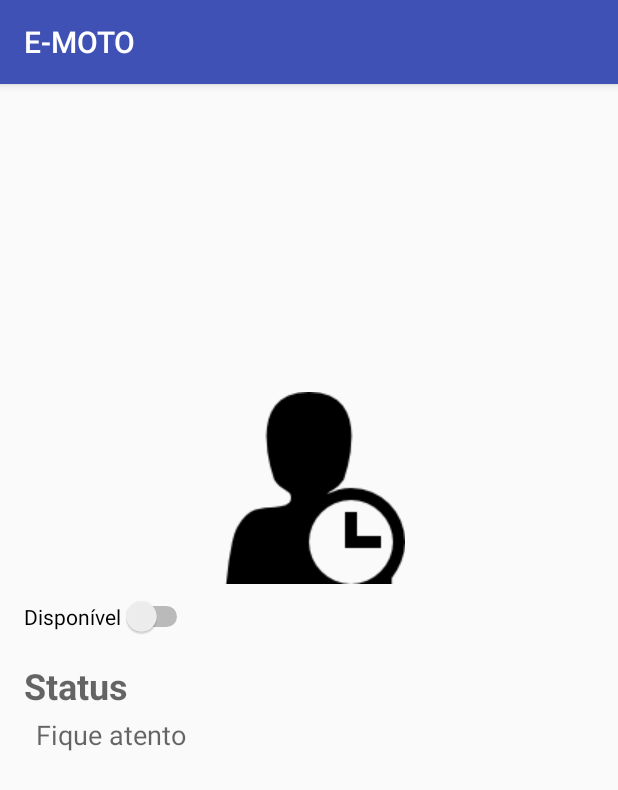
After one commit to HerculesGit/EMOTO, an Android app: the Status screen opened directly, with no data from a screen before it, on a phone screen of 412 x 824 dp. The commit adds this screen. Shown: the top 790 px of the screen. Run offline under Robolectric (Android 15) with nearby library versions, the phone set to English and light mode, and no system bars.

Commit message:
Tela e .class Criação do Veiculo.java

```diff
--- a/app/src/main/AndroidManifest.xml
+++ b/app/src/main/AndroidManifest.xml
@@ -21,7 +21,8 @@
         <activity android:name=".Encomenda" />
         <activity android:name=".ConfiguracaoViagem" />
         <activity android:name=".ConfirmacaoPiloto" />
-        <activity android:name=".CadastroTaxi"></activity>
+        <activity android:name=".CadastroTaxi" />
+        <activity android:name=".Status"></activity>
     </application>
 
 </manifest>
--- /dev/null
+++ b/app/src/main/java/com/dominandoandroid/example/hercules/e_moto/Status.java
@@ -0,0 +1,37 @@
+package com.dominandoandroid.example.hercules.e_moto;
+
+import android.support.v7.app.AppCompatActivity;
+import android.os.Bundle;
+import android.widget.CompoundButton;
+import android.widget.Switch;
+import android.widget.Toast;
+
+public class Status extends AppCompatActivity {
+
+    private Switch buttonSwitch;
+    @Override
+    protected void onCreate(Bundle savedInstanceState) {
+        super.onCreate(savedInstanceState);
+        setContentView(R.layout.activity_status);
+
+        buttonSwitch = findViewById(R.id.switchDisponivel);
+
+
+        buttonSwitch.setOnCheckedChangeListener(
+                new CompoundButton.OnCheckedChangeListener() {
+                    @Override
+                    public void onCheckedChanged(CompoundButton compoundButton, boolean b) {
+
+                        if (compoundButton.isChecked()){
+                            Toast.makeText(getApplicationContext(),"Disponivel",Toast.LENGTH_LONG).show();
+
+                        } else {
+                            Toast.makeText(getApplicationContext(),"Indisponivel",Toast.LENGTH_LONG).show();
+                        }
+
+                    }
+                }
+        );
+
+    }
+}
--- /dev/null
+++ b/app/src/main/res/layout/activity_status.xml
@@ -0,0 +1,67 @@
+<?xml version="1.0" encoding="utf-8"?>
+<android.support.constraint.ConstraintLayout xmlns:android="http://schemas.android.com/apk/res/android"
+    xmlns:app="http://schemas.android.com/apk/res-auto"
+    xmlns:tools="http://schemas.android.com/tools"
+    android:layout_width="match_parent"
+    android:layout_height="match_parent"
+    tools:context=".Status">
+
+    <Switch
+        android:id="@+id/switchDisponivel"
+        android:layout_width="wrap_content"
+        android:layout_height="wrap_content"
+        android:layout_marginLeft="16dp"
+        android:layout_marginStart="16dp"
+        android:layout_marginTop="8dp"
+        android:text="Disponível"
+        app:layout_constraintStart_toStartOf="parent"
+        app:layout_constraintTop_toBottomOf="@+id/imageView2" />
+
+    <ImageView
+        android:id="@+id/imageView2"
+        android:layout_width="wrap_content"
+        android:layout_height="wrap_content"
+        android:layout_marginBottom="8dp"
+        android:layout_marginEnd="8dp"
+        android:layout_marginLeft="8dp"
+        android:layout_marginRight="8dp"
+        android:layout_marginStart="8dp"
+        android:layout_marginTop="8dp"
+        app:layout_constraintBottom_toBottomOf="parent"
+        app:layout_constraintEnd_toEndOf="parent"
+
+        app:layout_constraintStart_toStartOf="parent"
+        app:layout_constraintTop_toTopOf="parent"
+        app:layout_constraintVertical_bias="0.316"
+        app:srcCompat="@drawable/user_and_clock" />
+
+    <TextView
+        android:id="@+id/textStatus"
+        android:layout_width="match_parent"
+        android:layout_height="wrap_content"
+        android:layout_marginEnd="16dp"
+        android:layout_marginLeft="24dp"
+        android:layout_marginRight="16dp"
+        android:layout_marginStart="24dp"
+        android:layout_marginTop="4dp"
+        android:text="Fique atento"
+        android:textAppearance="@style/TextAppearance.AppCompat.Display1"
+        android:textSize="18sp"
+        app:layout_constraintEnd_toEndOf="parent"
+        app:layout_constraintStart_toStartOf="parent"
+        app:layout_constraintTop_toBottomOf="@+id/textView10" />
+
+    <TextView
+        android:id="@+id/textView10"
+        android:layout_width="wrap_content"
+        android:layout_height="wrap_content"
+        android:layout_marginLeft="16dp"
+        android:layout_marginStart="16dp"
+        android:layout_marginTop="16dp"
+        android:text="Status"
+        android:textAppearance="@style/TextAppearance.AppCompat.Display1"
+        android:textSize="24sp"
+        android:textStyle="bold"
+        app:layout_constraintStart_toStartOf="parent"
+        app:layout_constraintTop_toBottomOf="@+id/switchDisponivel" />
+</android.support.constraint.ConstraintLayout>
```
Also changed, not shown: app/src/main/java/com/dominandoandroid/example/hercules/e_moto/MainActivity.java (+15 -7 lines), app/src/main/java/com/dominandoandroid/example/hercules/e_moto/model/MotoTaxi.java (+12 -2 lines), app/src/main/java/com/dominandoandroid/example/hercules/e_moto/model/Veiculo.java (+34 -0 lines), app/src/main/res/drawable/user_and_clock.png (added).
